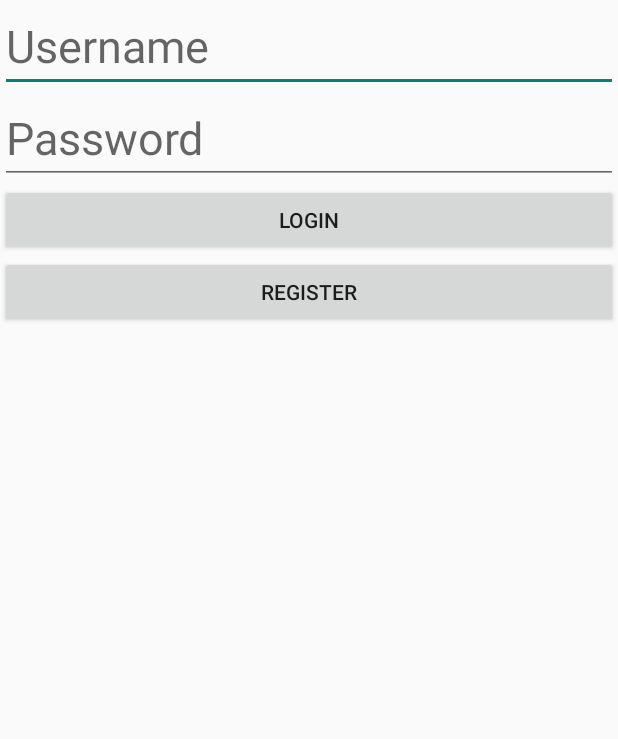
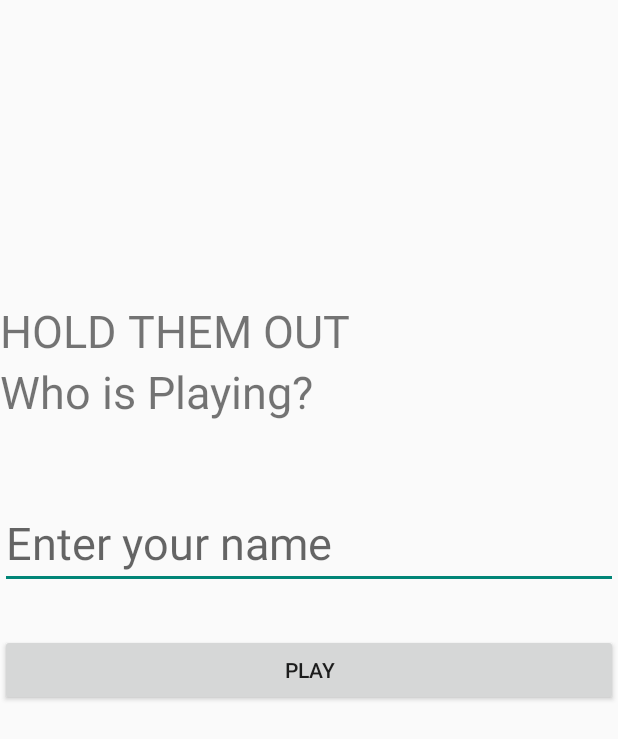
Before and after one commit to Sams0899/HoldThemOut, an Android app: the screen it shows after launch (LoginActivity), on a phone screen of 412 x 824 dp. Shown: the top 739 px of the screen. Run offline under Robolectric (Android 15) with nearby library versions, the phone set to English and light mode, and no system bars; our stand-ins replace Firebase (no records; nobody signed in at launch, a user with empty details on screens opened directly).

```diff
--- a/app/build.gradle
+++ b/app/build.gradle
@@ -24,6 +24,8 @@ dependencies {
     implementation 'androidx.appcompat:appcompat:1.1.0-alpha01'
     implementation 'androidx.constraintlayout:constraintlayout:1.1.3'
     implementation 'com.google.firebase:firebase-database:19.2.1'
+    implementation 'com.google.firebase:firebase-auth:19.3.1'
+    implementation 'com.google.firebase:firebase-firestore:21.4.3'
     testImplementation 'junit:junit:4.12'
     androidTestImplementation 'androidx.test.ext:junit:1.1.1'
     androidTestImplementation 'androidx.test.espresso:espresso-core:3.1.0'
--- a/app/src/main/java/id/ac/umn/holdthemout/LoginActivity.java
+++ b/app/src/main/java/id/ac/umn/holdthemout/LoginActivity.java
@@ -7,6 +7,8 @@ import android.database.Cursor;
 import android.database.sqlite.SQLiteDatabase;
 import android.os.Bundle;
 import android.preference.PreferenceManager;
+
+import androidx.annotation.NonNull;
 import androidx.annotation.Nullable;
 import androidx.appcompat.app.AppCompatActivity;
 import android.view.View;
@@ -14,14 +16,19 @@ import android.widget.Button;
 import android.widget.EditText;
 import android.widget.Toast;
 
+import com.google.firebase.database.DataSnapshot;
+import com.google.firebase.database.DatabaseError;
 import com.google.firebase.database.DatabaseReference;
 import com.google.firebase.database.FirebaseDatabase;
+import com.google.firebase.database.ValueEventListener;
 
 public class LoginActivity extends AppCompatActivity{
 
+    FirebaseDatabase database;
+    DatabaseReference myRef;
     SQLiteDatabase sqLiteDatabase;
     private EditText username, password;
-    String uname, pass;
+    String uname;
     private Button loginButton, registerButton;
     SharedPreferences loginPref, checkLogin;
 
@@ -30,58 +37,41 @@ public class LoginActivity extends AppCompatActivity{
         super.onCreate(savedInstanceState);
         setContentView(R.layout.activity_login);
 
-        sqLiteDatabase = openOrCreateDatabase("htodb", Context.MODE_PRIVATE, null);
+        sqLiteDatabase=openOrCreateDatabase("htodb", Context.MODE_PRIVATE, null);
+        sqLiteDatabase.execSQL("CREATE TABLE IF NOT EXISTS User(Id INTEGER PRIMARY KEY AUTOINCREMENT, Username VARCHAR(50), Highscore VARCHAR(10))");
+
 
         username = findViewById(R.id.username);
-        password = findViewById(R.id.password);
         loginButton = findViewById(R.id.Btnlogin);
-        registerButton = findViewById(R.id.Btnregister);
         loginPref = PreferenceManager.getDefaultSharedPreferences(this);
-        boolean isLogin = loginPref.getBoolean("isLogin", false);
+//        boolean isLogin = loginPref.getBoolean("isLogin", false);
 
-        if(isLogin)
-        {
+//        if(isLogin)
+//        {
 //            loginPref.edit().putBoolean("isLogin", true).commit();
 //            Intent nextIntent = new Intent(LoginActivity.this, MainActivity.class);
 //            startActivity(nextIntent);
 //            LoginActivity.this.finish();
-        }
-
+//        }
 
         loginButton.setOnClickListener(new View.OnClickListener() {
             @Override
             public void onClick(View view) {
                 uname = username.getText().toString().trim();
-                pass = password.getText().toString().trim();
-
-                Cursor c = sqLiteDatabase.rawQuery("Select * From User Where Username='" + uname + "' AND Password='" + pass + "'", null);
-
-                if (uname.equals("") || pass.equals(""))
+                if(uname.equals(""))
                 {
-                    Toast.makeText(getApplicationContext(), "Fields can not be empty", Toast.LENGTH_SHORT).show();
+                    Toast.makeText(LoginActivity.this, "Username can not be empty",Toast.LENGTH_SHORT).show();
                 }
                 else
                 {
-                    if (c.moveToFirst())
-                    {
-                        loginPref.edit().putBoolean("isLogin", true).commit();
-                        Intent nextIntent = new Intent(LoginActivity.this, MainActivity.class);
-                        startActivity(nextIntent);
-                        LoginActivity.this.finish();
-                    }
-                    else {
-                        Toast.makeText(getApplicationContext(), "Username or Password Incorrect", Toast.LENGTH_SHORT).show();
-                    }
+                    sqLiteDatabase.execSQL("Insert Into User(Username, Highscore)VALUES('" + uname + "',0)") ;
+                    Toast.makeText(LoginActivity.this, "Profile Saved",Toast.LENGTH_SHORT).show();
+                    Intent nextIntent = new Intent(LoginActivity.this, MainActivity.class);
+                    nextIntent.putExtra("Username",uname);
+//                    loginPref.edit().putBoolean("isLogin", true).apply();
+                    startActivity(nextIntent);
+                    LoginActivity.this.finish();
                 }
-            }
-        });
-
-        registerButton.setOnClickListener(new View.OnClickListener() {
-            @Override
-            public void onClick(View view) {
-                Intent registerIntent = new Intent(LoginActivity.this, RegisterActivity.class);
-                startActivity(registerIntent);
-                LoginActivity.this.finish();
             }
         });
 
--- a/app/src/main/java/id/ac/umn/holdthemout/PreLevelOneActivity.java
+++ b/app/src/main/java/id/ac/umn/holdthemout/PreLevelOneActivity.java
@@ -20,11 +20,15 @@ public class PreLevelOneActivity extends AppCompatActivity {
     private LinearLayout.LayoutParams params;
     private MediaPlayer bgm;
     private Vibrator vibrator;
+    String Username;
 
     @Override
     protected void onCreate(Bundle savedInstanceState) {
         super.onCreate(savedInstanceState);
         setContentView(R.layout.activity_prelevelone);
+
+        Intent intent = getIntent();
+        Username = intent.getStringExtra("Username");
 
         CHEAT = findViewById(R.id.command);
         btnInstall = findViewById(R.id.installantivirusbtn);
@@ -164,6 +168,7 @@ public class PreLevelOneActivity extends AppCompatActivity {
                 {
                     Intent nextIntent = new Intent(PreLevelOneActivity.this, LevelOneActivity.class);
                     bgm.stop();
+                    nextIntent.putExtra("Username",Username);
                     startActivity(nextIntent);
                     PreLevelOneActivity.this.finish();
                 }
--- a/app/src/main/java/id/ac/umn/holdthemout/User.java
+++ b/app/src/main/java/id/ac/umn/holdthemout/User.java
@@ -17,9 +17,9 @@ public class User{
     }
 
     public User( String fname, String lname, String uname, String pass) {
+        this.uname = uname;
         this.fname = fname;
         this.lname = lname;
-        this.uname = uname;
         this.pass = pass;
     }
 
--- a/app/src/main/res/layout/activity_leveltwo.xml
+++ b/app/src/main/res/layout/activity_leveltwo.xml
@@ -21,6 +21,7 @@
             android:layout_height="wrap_content"
             android:text="0:00"/>
     </LinearLayout>
+
     <TextView
         android:id="@+id/command"
         android:layout_width="match_parent"
--- a/app/src/main/res/layout/activity_login.xml
+++ b/app/src/main/res/layout/activity_login.xml
@@ -6,34 +6,36 @@
     android:layout_width="match_parent"
     android:layout_height="match_parent"
     android:orientation="vertical"
-    tools:context=".LoginActivity">
+    tools:context=".LoginActivity"
+    android:layout_marginTop="200dp">
 
+    <TextView
+        android:layout_width="match_parent"
+        android:layout_height="wrap_content"
+        android:layout_gravity="center"
+        android:textSize="30sp"
+        android:text="HOLD THEM OUT"/>
+
+    <TextView
+        android:layout_width="match_parent"
+        android:layout_height="wrap_content"
+        android:layout_gravity="center"
+        android:textSize="30sp"
+        android:text="Who is Playing?"/>
     <EditText
         android:id="@+id/username"
         android:layout_width="match_parent"
         android:layout_height="wrap_content"
-        android:hint="Username"
+        android:hint="Enter your name"
         android:textSize="30sp"
-        android:inputType="text"/>
-
-    <EditText
-        android:id="@+id/password"
-        android:layout_width="match_parent"
-        android:layout_height="wrap_content"
-        android:hint="Password"
-        android:textSize="30sp"
-        android:inputType="textPassword"/>
+        android:inputType="text"
+        android:layout_marginTop="50dp"/>
 
     <Button
         android:id="@+id/Btnlogin"
         android:layout_width="match_parent"
         android:layout_height="wrap_content"
-        android:text="Login"/>
-
-    <Button
-        android:id="@+id/Btnregister"
-        android:layout_width="match_parent"
-        android:layout_height="wrap_content"
-        android:text="Register"/>
+        android:text="Play"
+        android:layout_marginTop="30dp"/>
 
 </LinearLayout>
--- a/app/src/main/res/layout/activity_preleveltwo.xml
+++ b/app/src/main/res/layout/activity_preleveltwo.xml
@@ -153,6 +153,7 @@
                     android:layout_weight="1"
                     android:text="Ready!"
                     android:textSize="10dp" />
+
             </LinearLayout>
         </LinearLayout>
     </LinearLayout>
--- a/app/src/main/res/layout/activity_register.xml
+++ b/app/src/main/res/layout/activity_register.xml
@@ -24,12 +24,12 @@
         android:inputType="text"/>
 
     <EditText
-        android:id="@+id/username"
+        android:id="@+id/email"
         android:layout_width="match_parent"
         android:layout_height="wrap_content"
-        android:hint="Username"
+        android:hint="Email"
         android:textSize="30sp"
-        android:inputType="text"/>
+        android:inputType="textEmailAddress"/>
 
     <EditText
         android:id="@+id/password"
--- a/app/src/main/res/values/colors.xml
+++ b/app/src/main/res/values/colors.xml
@@ -4,4 +4,7 @@
     <color name="colorPrimaryDark">#303F9F</color>
     <color name="colorAccent">#FF4081</color>
     <color name="white">#FFFFFF</color>
+    <color name="highscore">#29257C</color>
+    <color name="scores">#817CEE</color>
+
 </resources>
```
Also changed, not shown: app/src/main/AndroidManifest.xml (+13 -18 lines), app/src/main/java/id/ac/umn/holdthemout/HighScoreActivity.java (added, +81 -0 lines), app/src/main/java/id/ac/umn/holdthemout/LevelOneActivity.java (+9 -0 lines), app/src/main/java/id/ac/umn/holdthemout/LevelTwoActivity.java (+27 -1 lines), app/src/main/java/id/ac/umn/holdthemout/MainActivity.java (+14 -0 lines), app/src/main/java/id/ac/umn/holdthemout/PreLevelTwoActivity.java (+9 -1 lines), app/src/main/java/id/ac/umn/holdthemout/RegisterActivity.java (+48 -36 lines), app/src/main/res/layout/activity_high_score.xml (added, +44 -0 lines).
